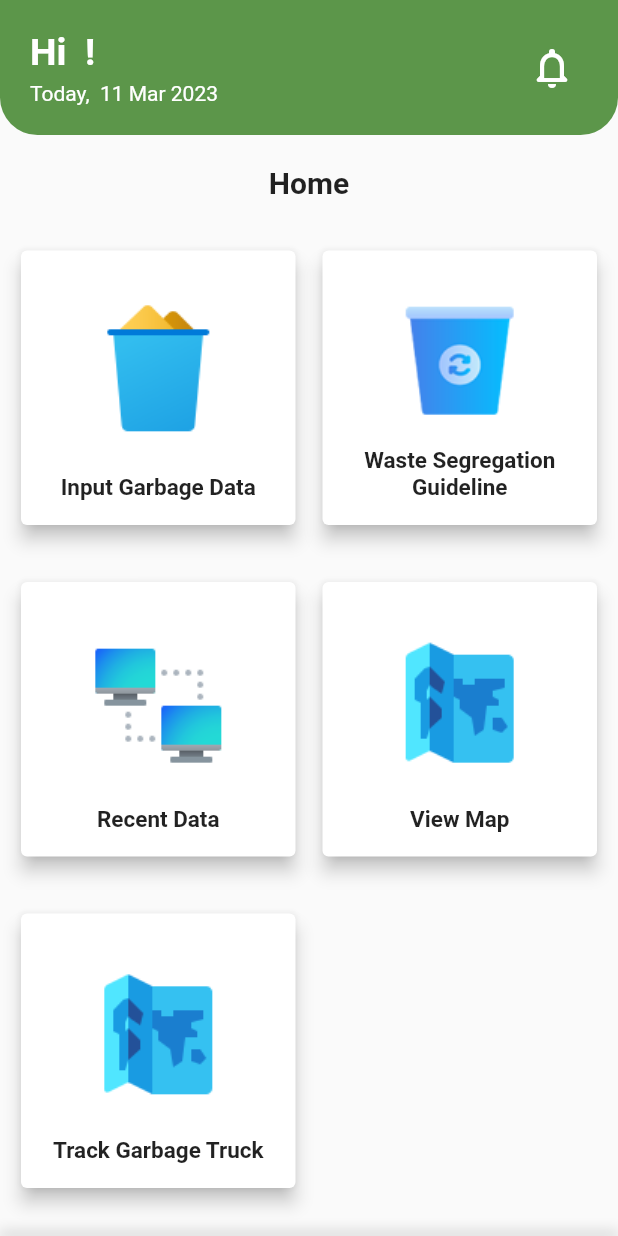
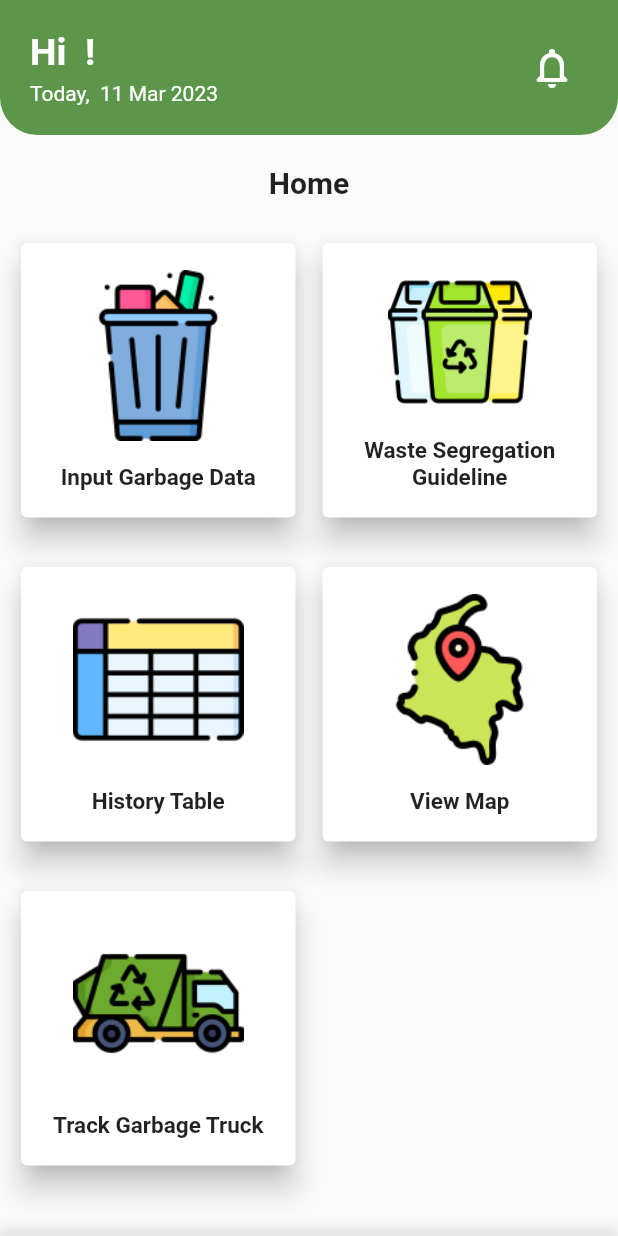
Before and after one commit to EziOPratikk/Garbage-Master, a Flutter app: the HomePage screen opened directly, on a phone screen of 412 x 824 dp. Run offline on Flutter 3.47's test engine with Material 2 defaults, Android fonts, the phone set to English and light mode, and no system bars; our stand-ins replace google_maps_flutter, image_picker, location, shared_preferences; missing offline and left inert: mapbox_gl, syncfusion_flutter_maps; accounts and stored records are empty.

Commit message:
Some changes made to design

```diff
--- a/lib/UI/homepage/widgets/data_input_page.dart
+++ b/lib/UI/homepage/widgets/data_input_page.dart
@@ -77,7 +77,7 @@ class DataInputPage extends StatelessWidget {
                     controller: smallPlasticController,
                   ),
                 ),
-                const SizedBox(height: 15),
+                const SizedBox(height: 20),
                 InputCard(
                   Image.asset(
                     'assets/images/bigbag.png',
@@ -99,7 +99,7 @@ class DataInputPage extends StatelessWidget {
                     controller: bigPlasticController,
                   ),
                 ),
-                const SizedBox(height: 15),
+                const SizedBox(height: 20),
                 InputCard(
                   Image.asset(
                     'assets/images/bin.png',
@@ -121,7 +121,7 @@ class DataInputPage extends StatelessWidget {
                     controller: dustBinController,
                   ),
                 ),
-                const SizedBox(height: 15),
+                const SizedBox(height: 20),
                 InputCard(
                   Image.asset(
                     'assets/images/sack.png',
--- a/lib/UI/homepage/widgets/home_page.dart
+++ b/lib/UI/homepage/widgets/home_page.dart
@@ -105,15 +105,15 @@ class _HomePageState extends State<HomePage> {
               'Home',
               style: TextStyle(fontSize: 20, fontWeight: FontWeight.bold),
             ),
-            const SizedBox(height: 30),
+            const SizedBox(height: 25),
             Expanded(
               child: GridView.count(
                 crossAxisCount: 2,
                 crossAxisSpacing: 10,
-                mainAxisSpacing: 30,
+                mainAxisSpacing: 25,
                 children: [
                   HomepageItemWidget(
-                    imgSrc: "assets/images/input data.png",
+                    imgSrc: "assets/images/trash-bin.png",
                     title: "Input Garbage Data",
                     tapFunc: () {
                       Navigator.push(
@@ -125,7 +125,7 @@ class _HomePageState extends State<HomePage> {
                     },
                   ),
                   HomepageItemWidget(
-                    imgSrc: "assets/images/waste.png",
+                    imgSrc: "assets/images/recycle-bin.png",
                     title: "Waste Segregation Guideline",
                     tapFunc: () {
                       Navigator.push(
@@ -137,8 +137,8 @@ class _HomePageState extends State<HomePage> {
                     },
                   ),
                   HomepageItemWidget(
-                    imgSrc: "assets/images/wastedata.png",
-                    title: "Recent Data",
+                    imgSrc: "assets/images/table.png",
+                    title: "History Table",
                     tapFunc: () {
                       Navigator.push(
                         context,
@@ -149,7 +149,7 @@ class _HomePageState extends State<HomePage> {
                     },
                   ),
                   HomepageItemWidget(
-                    imgSrc: "assets/images/map.png",
+                    imgSrc: "assets/images/view-map.png",
                     title: "View Map",
                     tapFunc: () {
                       Navigator.push(
@@ -161,7 +161,7 @@ class _HomePageState extends State<HomePage> {
                     },
                   ),
                   HomepageItemWidget(
-                    imgSrc: "assets/images/map.png",
+                    imgSrc: "assets/images/garbage-truck.png",
                     title: "Track Garbage Truck",
                     tapFunc: () {
                       Navigator.push(
@@ -213,14 +213,15 @@ class HomepageItemWidget extends StatelessWidget {
     return GestureDetector(
       onTap: tapFunc,
       child: Card(
-        elevation: 5,
+        elevation: 8,
         child: Padding(
-          padding: const EdgeInsets.all(16.0),
+          padding: const EdgeInsets.all(18.0),
           child: Column(
             children: [
               Expanded(
                 child: Image.asset(imgSrc),
               ),
+              const SizedBox(height: 15),
               Text(
                 title,
                 style: const TextStyle(
```
Also changed, not shown: lib/UI/homepage/widgets/contact_page.dart (+10 -14 lines), lib/UI/homepage/widgets/profile_page.dart (+41 -15 lines), lib/models/api.services.dart (+12 -12 lines), assets/images/analysis.png (added), assets/images/contact.png (added), assets/images/garbage-truck.png (added), assets/images/map.png, assets/images/recycle-bin.png, assets/images/table.png (added), assets/images/trash-bin.png (added), assets/images/view-map.png (added), 5 other files.
